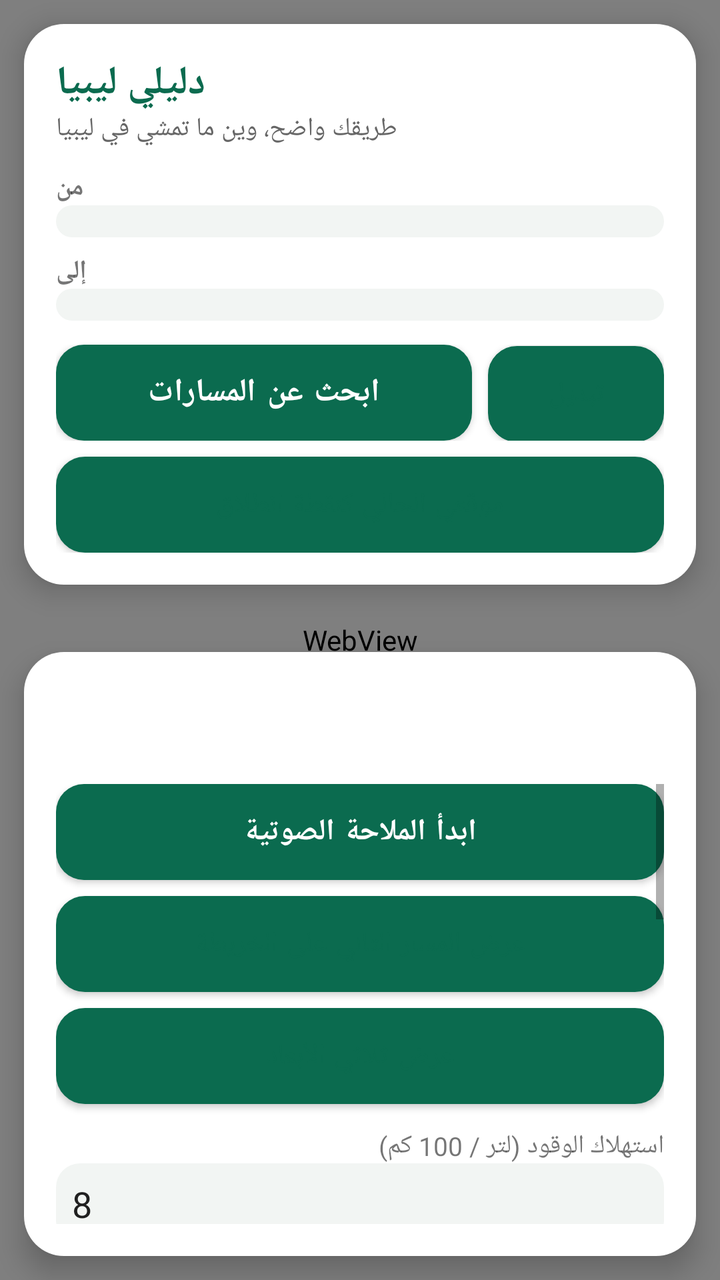
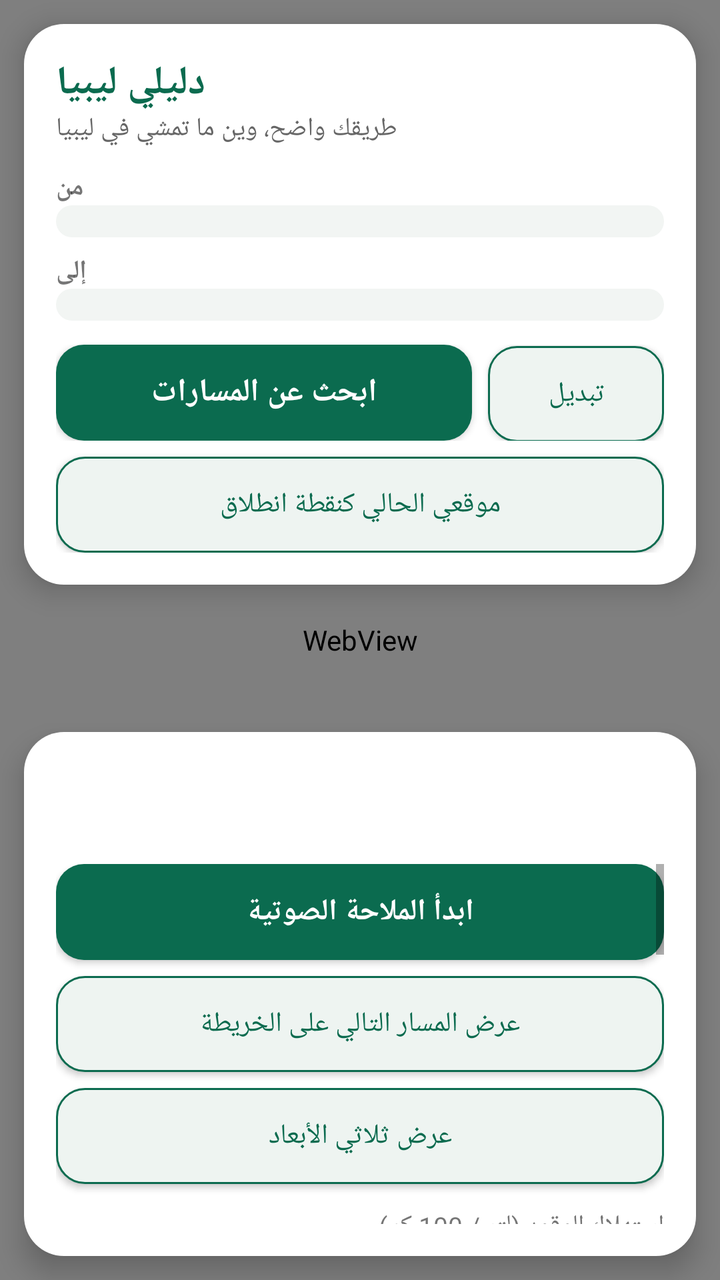

Two renders of the same Android screen: before a commit and after it. Below are the layout's source before the change and the commit's diff.
<!-- AndroidManifest.xml: application theme Theme.DaliliLibya -->
<!-- res/layout/activity_main.xml -->
<?xml version="1.0" encoding="utf-8"?>
<FrameLayout xmlns:android="http://schemas.android.com/apk/res/android"
    android:layout_width="match_parent"
    android:layout_height="match_parent">

    
    <WebView
        android:id="@+id/webView"
        android:layout_width="match_parent"
        android:layout_height="match_parent" />

    
    <LinearLayout
        android:layout_width="match_parent"
        android:layout_height="wrap_content"
        android:layout_gravity="top"
        android:layout_margin="12dp"
        android:background="@drawable/card_bg"
        android:elevation="8dp"
        android:orientation="vertical"
        android:padding="16dp">

        <TextView
            android:layout_width="wrap_content"
            android:layout_height="wrap_content"
            android:text="@string/app_name"
            android:textColor="#0B6B4F"
            android:textSize="20sp"
            android:textStyle="bold" />

        <TextView
            android:layout_width="wrap_content"
            android:layout_height="wrap_content"
            android:text="@string/slogan"
            android:textColor="#666666"
            android:textSize="13sp" />

        <TextView
            android:layout_width="wrap_content"
            android:layout_height="wrap_content"
            android:layout_marginTop="12dp"
            android:text="@string/from_label"
            android:textSize="13sp"
            android:textStyle="bold" />

        <Spinner
            android:id="@+id/spinnerFrom"
            android:layout_width="match_parent"
            android:layout_height="wrap_content"
            android:background="@drawable/input_bg"
            android:padding="8dp" />

        <TextView
            android:layout_width="wrap_content"
            android:layout_height="wrap_content"
            android:layout_marginTop="8dp"
            android:text="@string/to_label"
            android:textSize="13sp"
            android:textStyle="bold" />

        <Spinner
            android:id="@+id/spinnerTo"
            android:layout_width="match_parent"
            android:layout_height="wrap_content"
            android:background="@drawable/input_bg"
            android:padding="8dp" />

        <LinearLayout
            android:layout_width="match_parent"
            android:layout_height="wrap_content"
            android:layout_marginTop="12dp"
            android:orientation="horizontal">

            <Button
                android:id="@+id/buttonFind"
                android:layout_width="0dp"
                android:layout_height="wrap_content"
                android:layout_weight="1"
                android:background="@drawable/btn_primary"
                android:text="@string/find_routes"
                android:textColor="#FFFFFF"
                android:textSize="16sp"
                android:textStyle="bold" />

            <Button
                android:id="@+id/buttonSwap"
                android:layout_width="wrap_content"
                android:layout_height="wrap_content"
                android:layout_marginStart="8dp"
                android:background="@drawable/btn_secondary"
                android:text="تبديل"
                android:textColor="#0B6B4F" />

        </LinearLayout>

        <Button
            android:id="@+id/buttonLocation"
            android:layout_width="match_parent"
            android:layout_height="wrap_content"
            android:layout_marginTop="8dp"
            android:background="@drawable/btn_secondary"
            android:text="@string/my_location"
            android:textColor="#0B6B4F" />

    </LinearLayout>

    
    <LinearLayout
        android:layout_width="match_parent"
        android:layout_height="wrap_content"
        android:layout_gravity="bottom"
        android:layout_margin="12dp"
        android:background="@drawable/card_bg"
        android:elevation="8dp"
        android:orientation="vertical"
        android:padding="16dp">

        <TextView
            android:id="@+id/textStatus"
            android:layout_width="match_parent"
            android:layout_height="wrap_content"
            android:textColor="#0B6B4F"
            android:textSize="14sp"
            android:textStyle="bold" />

        <TextView
            android:id="@+id/textRoutes"
            android:layout_width="match_parent"
            android:layout_height="wrap_content"
            android:textSize="14sp"
            android:paddingTop="4dp" />

        <ScrollView
            android:layout_width="match_parent"
            android:layout_height="220dp"
            android:layout_marginTop="8dp">

            <LinearLayout
                android:layout_width="match_parent"
                android:layout_height="wrap_content"
                android:orientation="vertical">

                <Button
                    android:id="@+id/buttonVoice"
                    android:layout_width="match_parent"
                    android:layout_height="wrap_content"
                    android:background="@drawable/btn_primary"
                    android:text="@string/voice_nav"
                    android:textColor="#FFFFFF"
                    android:textSize="15sp"
                    android:textStyle="bold" />

                <Button
                    android:id="@+id/buttonNextRoute"
                    android:layout_width="match_parent"
                    android:layout_height="wrap_content"
                    android:layout_marginTop="8dp"
                    android:background="@drawable/btn_secondary"
                    android:text="عرض المسار التالي على الخريطة"
                    android:textColor="#0B6B4F" />

                <Button
                    android:id="@+id/button3d"
                    android:layout_width="match_parent"
                    android:layout_height="wrap_content"
                    android:layout_marginTop="8dp"
                    android:background="@drawable/btn_secondary"
                    android:text="@string/toggle_3d"
                    android:textColor="#0B6B4F" />

                <TextView
                    android:layout_width="match_parent"
                    android:layout_height="wrap_content"
                    android:layout_marginTop="12dp"
                    android:text="استهلاك الوقود (لتر / 100 كم)"
                    android:textSize="13sp" />

                <EditText
                    android:id="@+id/editConsumption"
                    android:layout_width="match_parent"
                    android:layout_height="wrap_content"
                    android:background="@drawable/input_bg"
                    android:inputType="numberDecimal"
                    android:padding="8dp"
                    android:text="8" />

                <TextView
                    android:layout_width="match_parent"
                    android:layout_height="wrap_content"
                    android:layout_marginTop="8dp"
                    android:text="سعر اللتر التقديري (دينار)"
                    android:textSize="13sp" />

                <EditText
                    android:id="@+id/editFuelPrice"
                    android:layout_width="match_parent"
                    android:layout_height="wrap_content"
                    android:background="@drawable/input_bg"
                    android:inputType="numberDecimal"
                    android:padding="8dp"
                    android:text="0.15" />

                <TextView
                    android:layout_width="match_parent"
                    android:layout_height="wrap_content"
                    android:text="@string/fuel_note"
                    android:textSize="12sp" />

                <Button
                    android:id="@+id/buttonFuel"
                    android:layout_width="match_parent"
                    android:layout_height="wrap_content"
                    android:layout_marginTop="8dp"
                    android:background="@drawable/btn_secondary"
                    android:text="محطات وقود على طول المسار"
                    android:textColor="#0B6B4F" />

                <TextView
                    android:id="@+id/textFuel"
                    android:layout_width="match_parent"
                    android:layout_height="wrap_content"
                    android:textSize="13sp"
                    android:paddingTop="8dp" />

                <TextView
                    android:layout_width="match_parent"
                    android:layout_height="wrap_content"
                    android:text="@string/time_preview"
                    android:layout_marginTop="12dp"
                    android:textSize="13sp" />

                <SeekBar
                    android:id="@+id/seekPreview"
                    android:layout_width="match_parent"
                    android:layout_height="wrap_content"
                    android:max="100" />

                <Button
                    android:id="@+id/buttonPreviewAnim"
                    android:layout_width="match_parent"
                    android:layout_height="wrap_content"
                    android:background="@drawable/btn_secondary"
                    android:text="تشغيل معاينة الرحلة المتحركة"
                    android:textColor="#0B6B4F" />

                <TextView
                    android:layout_width="match_parent"
                    android:layout_height="wrap_content"
                    android:text="@string/report_label"
                    android:layout_marginTop="12dp"
                    android:textSize="13sp" />

                <Spinner
                    android:id="@+id/spinnerReportType"
                    android:layout_width="match_parent"
                    android:layout_height="wrap_content"
                    android:background="@drawable/input_bg"
                    android:padding="8dp" />

                <Button
                    android:id="@+id/buttonReport"
                    android:layout_width="match_parent"
                    android:layout_height="wrap_content"
                    android:layout_marginTop="8dp"
                    android:background="@drawable/btn_secondary"
                    android:text="@string/add_report"
                    android:textColor="#0B6B4F" />

                <TextView
                    android:id="@+id/textReports"
                    android:layout_width="match_parent"
                    android:layout_height="wrap_content"
                    android:textSize="13sp"
                    android:paddingTop="8dp" />

                <TextView
                    android:layout_width="match_parent"
                    android:layout_height="wrap_content"
                    android:text="@string/traffic_warning"
                    android:textSize="11sp"
                    android:paddingTop="12dp" />

                <TextView
                    android:layout_width="match_parent"
                    android:layout_height="wrap_content"
                    android:text="@string/safety_note"
                    android:textSize="11sp"
                    android:paddingBottom="8dp" />

            </LinearLayout>
        </ScrollView>
    </LinearLayout>
</FrameLayout>
<!-- resources referenced by this layout -->
<resources>
  <!-- drawable btn_primary (drawable) -->
  <?xml version="1.0" encoding="utf-8"?>
  <shape xmlns:android="http://schemas.android.com/apk/res/android">
      <solid android:color="#0B6B4F" />
      <corners android:radius="14dp" />
  </shape>
  <!-- drawable btn_secondary (drawable) -->
  <?xml version="1.0" encoding="utf-8"?>
  <shape xmlns:android="http://schemas.android.com/apk/res/android">
      <solid android:color="#EEF4F1" />
      <corners android:radius="14dp" />
      <stroke android:width="1dp" android:color="#0B6B4F" />
  </shape>
  <!-- drawable card_bg (drawable) -->
  <?xml version="1.0" encoding="utf-8"?>
  <shape xmlns:android="http://schemas.android.com/apk/res/android">
      <solid android:color="#FFFFFF" />
      <corners android:radius="20dp" />
  </shape>
  <!-- drawable input_bg (drawable) -->
  <?xml version="1.0" encoding="utf-8"?>
  <shape xmlns:android="http://schemas.android.com/apk/res/android">
      <solid android:color="#F2F5F3" />
      <corners android:radius="12dp" />
  </shape>
  <string name="add_report">أضف بلاغًا عند منتصف المسار</string>
  <string name="app_name">دليلي ليبيا</string>
  <string name="find_routes">ابحث عن المسارات</string>
  <string name="from_label">من</string>
  <string name="fuel_note">تقدير الوقود قابل للتعديل، وليس سعرًا رسميًا</string>
  <string name="my_location">موقعي الحالي كنقطة انطلاق</string>
  <string name="report_label">بلاغ طريق</string>
  <string name="safety_note">درجة الأمان تقدير من نوع الطريق وبلاغات المستخدمين، وليست تصنيفًا رسميًا للسلامة.</string>
  <string name="slogan">طريقك واضح، وين ما تمشي في ليبيا</string>
  <string name="time_preview">معاينة المسار المتحركة (حرّك المؤشر أو اضغط زر التشغيل لتحريك الدبوس على طول المسار تلقائيًا خلال 30 ثانية)</string>
  <string name="to_label">إلى</string>
  <string name="toggle_3d">عرض ثلاثي الأبعاد</string>
  <string name="traffic_warning">تنبيه: لا توجد بيانات زحام مباشرة موثوقة لكل الطرق الليبية. البلاغات المعروضة بلاغات مستخدمين مع وقت آخر تحديث، وليست تأكيدًا رسميًا.</string>
  <string name="voice_nav">ابدأ الملاحة الصوتية</string>
  <style name="Theme.DaliliLibya" parent="Theme.MaterialComponents.DayNight.NoActionBar">
          <item name="colorPrimary">#0B6B4F</item>
          <item name="colorPrimaryDark">#084F3A</item>
          <item name="colorAccent">#E67E22</item>
      </style>
</resources>

<!-- the commit's change to res/layout/activity_main.xml (unified diff, before → after) -->
@@ -71,7 +71,7 @@
             android:layout_marginTop="12dp"
             android:orientation="horizontal">
 
-            <Button
+            <androidx.appcompat.widget.AppCompatButton
                 android:id="@+id/buttonFind"
                 android:layout_width="0dp"
                 android:layout_height="wrap_content"
@@ -82,7 +82,7 @@
                 android:textSize="16sp"
                 android:textStyle="bold" />
 
-            <Button
+            <androidx.appcompat.widget.AppCompatButton
                 android:id="@+id/buttonSwap"
                 android:layout_width="wrap_content"
                 android:layout_height="wrap_content"
@@ -93,7 +93,7 @@
 
         </LinearLayout>
 
-        <Button
+        <androidx.appcompat.widget.AppCompatButton
             android:id="@+id/buttonLocation"
             android:layout_width="match_parent"
             android:layout_height="wrap_content"
@@ -132,7 +132,7 @@
 
         <ScrollView
             android:layout_width="match_parent"
-            android:layout_height="220dp"
+            android:layout_height="180dp"
             android:layout_marginTop="8dp">
 
             <LinearLayout
@@ -140,7 +140,7 @@
                 android:layout_height="wrap_content"
                 android:orientation="vertical">
 
-                <Button
+                <androidx.appcompat.widget.AppCompatButton
                     android:id="@+id/buttonVoice"
                     android:layout_width="match_parent"
                     android:layout_height="wrap_content"
@@ -150,7 +150,7 @@
                     android:textSize="15sp"
                     android:textStyle="bold" />
 
-                <Button
+                <androidx.appcompat.widget.AppCompatButton
                     android:id="@+id/buttonNextRoute"
                     android:layout_width="match_parent"
                     android:layout_height="wrap_content"
@@ -159,7 +159,7 @@
                     android:text="عرض المسار التالي على الخريطة"
                     android:textColor="#0B6B4F" />
 
-                <Button
+                <androidx.appcompat.widget.AppCompatButton
                     android:id="@+id/button3d"
                     android:layout_width="match_parent"
                     android:layout_height="wrap_content"
@@ -206,7 +206,7 @@
                     android:text="@string/fuel_note"
                     android:textSize="12sp" />
 
-                <Button
+                <androidx.appcompat.widget.AppCompatButton
                     android:id="@+id/buttonFuel"
                     android:layout_width="match_parent"
                     android:layout_height="wrap_content"
@@ -235,7 +235,7 @@
                     android:layout_height="wrap_content"
                     android:max="100" />
 
-                <Button
+                <androidx.appcompat.widget.AppCompatButton
                     android:id="@+id/buttonPreviewAnim"
                     android:layout_width="match_parent"
                     android:layout_height="wrap_content"
@@ -257,7 +257,7 @@
                     android:background="@drawable/input_bg"
                     android:padding="8dp" />
 
-                <Button
+                <androidx.appcompat.widget.AppCompatButton
                     android:id="@+id/buttonReport"
                     android:layout_width="match_parent"
                     android:layout_height="wrap_content"
